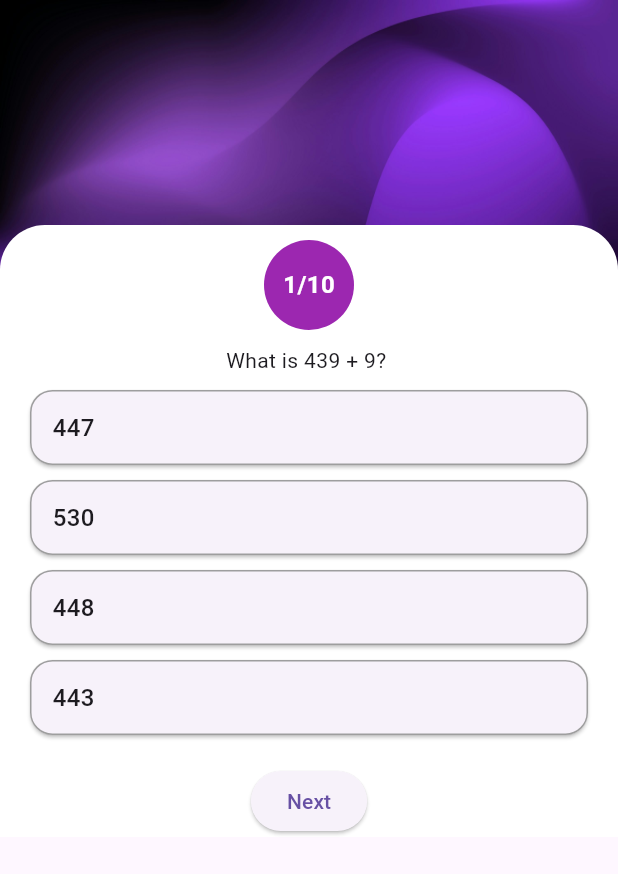
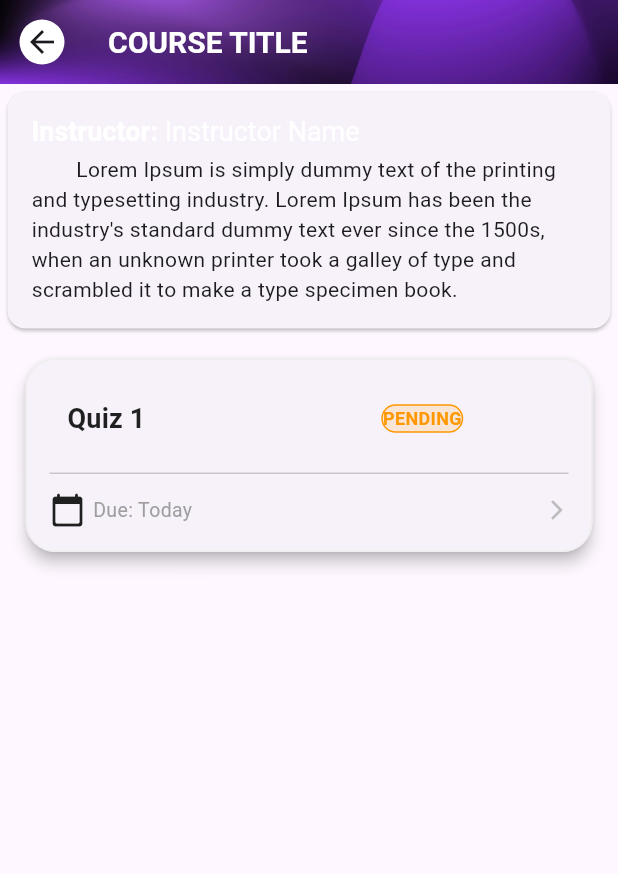
Before and after one commit to 1-ahsan/smart_quiz_app, a Flutter app: the courses screen opened directly, after a tap on "PYTHON", on a phone screen of 412 x 824 dp. Shown: the top 874 px of the screen. Run offline on Flutter 3.47's test engine with Material 3 defaults, Android fonts, the light colour scheme and no system bars; our stand-ins replace cloud_firestore, firebase_auth, firebase_core; accounts and stored records are empty.

Commit message:
Created quizes page for the student

```diff
--- a/lib/main.dart
+++ b/lib/main.dart
@@ -15,6 +15,7 @@ void main() async {
   runApp(const QuizApp());
 }
 
+
 class QuizApp extends StatelessWidget {
   const QuizApp({super.key});
 
--- a/lib/screens/student/courseCard.dart
+++ b/lib/screens/student/courseCard.dart
@@ -1,5 +1,5 @@
 import 'package:flutter/material.dart';
-import 'quizScreen.dart';
+import 'quizesPage.dart';
 
 
 
@@ -38,7 +38,7 @@ class _courseCardState extends State<courseCard> {
               children: [
                 TextButton(
                   onPressed: (){
-                    Navigator.push(context, MaterialPageRoute(builder: (context) => QuizScreen()));
+                    Navigator.push(context, MaterialPageRoute(builder: (context) => quizesPage(quizTitle: "Quiz 1", status: "pending", dueDate: "Today")));
                   },
                   child: Text("PYTHON",style: TextStyle(fontWeight: FontWeight.bold,),),
                 ),
--- a/lib/screens/student/coursesPage.dart
+++ b/lib/screens/student/coursesPage.dart
@@ -1,5 +1,4 @@
 import 'package:flutter/material.dart';
-import 'quizScreen.dart';
 import 'courseCard.dart';
 
 class courses extends StatefulWidget{
@@ -12,83 +11,6 @@ class courses extends StatefulWidget{
 
 class _courseStates extends State<courses>{
 
-  Widget course(BuildContext context){
-
-    bool _isExpanded = false;
-    return Card(
-      shape: RoundedRectangleBorder(
-        borderRadius: BorderRadius.circular(20),
-      ),
-      elevation: 4,
-      margin: EdgeInsets.all(16),
-      clipBehavior: Clip.antiAlias,
-      child: Padding(
-          padding: EdgeInsets.all(16),
-        child: Row(
-          children: [
-            Image.asset(
-                "assets/images/logo.png",
-              width: 60,
-              height: 60,
-              fit: BoxFit.cover,
-            ),
-            Column(
-              children: [
-                TextButton(
-                  onPressed: (){
-                    Navigator.push(context, MaterialPageRoute(builder: (context) => QuizScreen()));
-                  },
-                    child: Text("PYTHON",style: TextStyle(fontWeight: FontWeight.bold,),),
-                ),
-                Icon(Icons.info_rounded),
-                GestureDetector(
-                  onTap: () {
-                    setState(() {
-                      _isExpanded = !_isExpanded;
-                    });
-                  },
-                  child: Row(
-                    children: [
-                      Icon(
-                        _isExpanded
-                            ? Icons.keyboard_arrow_up_rounded
-                            : Icons.info_rounded,
-                        color: Colors.grey[600],
-                      ),
-                      const SizedBox(width: 5),
-                      Text(
-                        _isExpanded ? "Close Info" : "Info",
-                        style: TextStyle(
-                            color: Colors.grey[600],
-                            fontSize: 12
-                        ),
-                      )
-                    ],
-                  ),
-                )
-              ],
-            ),
-
-            AnimatedCrossFade(
-                firstChild: Container(height: 0,),
-                secondChild: Container(
-                  child: Column(
-                    children: [
-                      Text("The information"),
-                    ],
-                  ),
-                ),
-                crossFadeState: _isExpanded
-                                ? CrossFadeState.showSecond
-                                : CrossFadeState.showFirst,
-                duration: const Duration(milliseconds: 300),
-            ),
-          ],
-        ),
-      ),
-    );
-  }
-
 
 
 
@@ -100,7 +22,6 @@ class _courseStates extends State<courses>{
         child: Column(
           children: [
             courseCard(),
-            Text("data")
           ],
         ),
       ),
--- /dev/null
+++ b/lib/screens/student/quizesPage.dart
@@ -0,0 +1,234 @@
+import 'package:flutter/material.dart';
+import 'quizScreen.dart';
+
+class quizesPage extends StatelessWidget {
+  final String quizTitle;
+  final String courseTitle = "Course Title";
+  final String status; // 'Pending', 'Graded', 'Missed', 'Submitted'
+  final String dueDate;
+  final String? obtainedMarks; // Nullable, only needed if graded
+  final String? totalMarks;
+
+
+  const quizesPage({
+    super.key,
+    required this.quizTitle,
+    required this.status,
+    required this.dueDate,
+    this.obtainedMarks,
+    this.totalMarks,
+  });
+
+  Color _getStatusColor() {
+    switch (status.toLowerCase()) {
+      case 'graded':
+        return Colors.green;
+      case 'pending':
+        return Colors.orange;
+      case 'missed':
+        return Colors.red;
+      case 'submitted':
+        return Colors.blue;
+      default:
+        return Colors.grey;
+    }
+  }
+
+  Widget quizes(BuildContext context){
+    return Card(
+      shape: RoundedRectangleBorder(
+        borderRadius: BorderRadius.circular(20),
+        side: BorderSide(color: Colors.grey.shade200),
+      ),
+      elevation: 4,
+      margin: EdgeInsets.all(16),
+      child: Padding(
+          padding: EdgeInsets.all(16),
+        child: Column(
+          crossAxisAlignment: CrossAxisAlignment.start,
+          children: [
+            Row(
+              mainAxisAlignment: MainAxisAlignment.spaceBetween,
+              children: [
+                TextButton(
+                    onPressed: (){
+                      Navigator.push(context, MaterialPageRoute(builder:  (context) => QuizScreen()));
+                    },
+                    child: Text(
+                      quizTitle,
+                      style: const TextStyle(
+                        fontSize: 18,
+                        fontWeight: FontWeight.bold,
+                        color: Colors.black87,
+                      ),
+                    ),
+                ),
+                SizedBox(width: 5,),
+                Container(
+                  decoration: BoxDecoration(
+                    color: _getStatusColor().withOpacity(0.15),
+                    borderRadius: BorderRadius.circular(20),
+                    border: Border.all(color: _getStatusColor(),width: 1),
+                  ),
+                  child: Text(
+                    status.toUpperCase(),
+                    style: TextStyle(
+                      color: _getStatusColor(),
+                      fontWeight: FontWeight.bold,
+                      fontSize: 12,
+                    ),
+                  ),
+                ),
+
+                const SizedBox(height: 8),
+
+
+
+              ],
+            ),
+
+            const Divider(height: 25, thickness: 1),
+
+            Row(
+              mainAxisAlignment: MainAxisAlignment.spaceBetween,
+              children: [
+                Row(
+                  children: [
+                    const Icon(Icons.calendar_today_rounded),
+                    const SizedBox(width: 5,),
+                    Text(
+                      "Due: $dueDate",
+                      style: const TextStyle(
+                        fontSize: 13,
+                        color: Colors.grey,
+                      ),
+                    ),
+                  ],
+                ),
+
+                if (status.toLowerCase() == 'graded' && obtainedMarks != null)
+                  RichText(
+                    text: TextSpan(
+                      children: [
+                        const TextSpan(
+                          text: "Grade: ",
+                          style: TextStyle(color: Colors.black54, fontSize: 14),
+                        ),
+                        TextSpan(
+                          text: "$obtainedMarks",
+                          style: const TextStyle(
+                            color: Colors.green,
+                            fontWeight: FontWeight.bold,
+                            fontSize: 16,
+                          ),
+                        ),
+                        TextSpan(
+                          text: "/$totalMarks",
+                          style: const TextStyle(color: Colors.black54, fontSize: 14),
+                        ),
+                      ],
+                    ),
+                  )
+                else
+                // Shows a simple icon if it's pending/submitted
+                  Icon(
+                    Icons.arrow_forward_ios_rounded,
+                    size: 16,
+                    color: Colors.grey[400],
+                  ),
+
+
+              ],
+            ),
+          ],
+        ),
+      ),
+    );
+  }
+
+  Widget info(){
+    return Card(
+      child: Container(
+        margin: EdgeInsets.all(16),
+        decoration: BoxDecoration(
+
+        ),
+        child: Column(
+          crossAxisAlignment: CrossAxisAlignment.start,
+          children: [
+            RichText(text: TextSpan(
+              children: [
+                TextSpan(
+                  text: "Instructor: ",
+                  style: TextStyle(
+                    fontWeight: FontWeight.bold,
+                    fontSize: 18,
+                  ),
+                ),
+                TextSpan(
+                  text: "Instructor Name",
+                  style: TextStyle(
+                    fontSize: 18,
+                  ),
+                )
+              ]
+              ),
+            ),
+            SizedBox(height: 5,),
+            Text("        Lorem Ipsum is simply dummy text of the printing and typesetting industry. Lorem Ipsum has been the industry's standard dummy text ever since the 1500s, when an unknown printer took a galley of type and scrambled it to make a type specimen book."),
+
+          ],
+        )
+      ),
+    );
+  }
+
+  @override
+  Widget build(BuildContext context){
+    return Scaffold(
+      appBar: AppBar(
+        leading: IconButton(
+            onPressed: (){
+              Navigator.pop(context);
+            },
+            icon: Container(
+              decoration: BoxDecoration(
+                shape: BoxShape.circle,
+                color: Colors.white,
+              ),
+              child: Icon(Icons.arrow_back),
+              height: 30,
+              width: 30,
+            )
+        ),
+        title: Text(
+          courseTitle.toUpperCase(),
+          style: TextStyle(
+            color: Colors.white,
+            fontSize: 20,
+            fontWeight: FontWeight.bold,
+          ),
+        ),
+        flexibleSpace: Container(
+          decoration: BoxDecoration(
+            image: DecorationImage(
+              image: AssetImage(
+                "assets/images/purpleBackground.png",
+              ),
+              fit: BoxFit.cover,
+            ),
+          ),
+        ),
+      ),
+      body: Padding(
+        padding: EdgeInsets.all(1),
+        child: ListView(
+          children: [
+            info(),
+            quizes(context),
+          ],
+        ),
+      ),
+    );
+  }
+}
```
Also changed, not shown: 2 other files.
